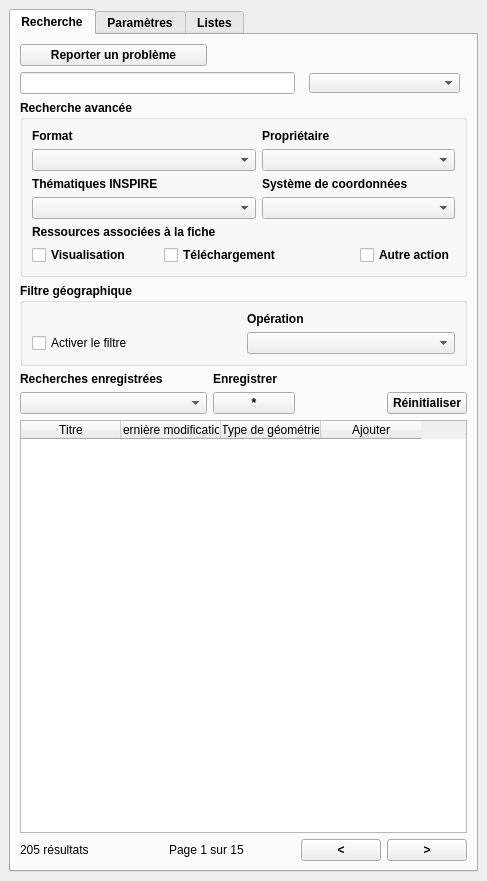
Old version of the form isogeo_dockwidget_base.ui in the repository isogeo/isogeo-plugin-qgis.
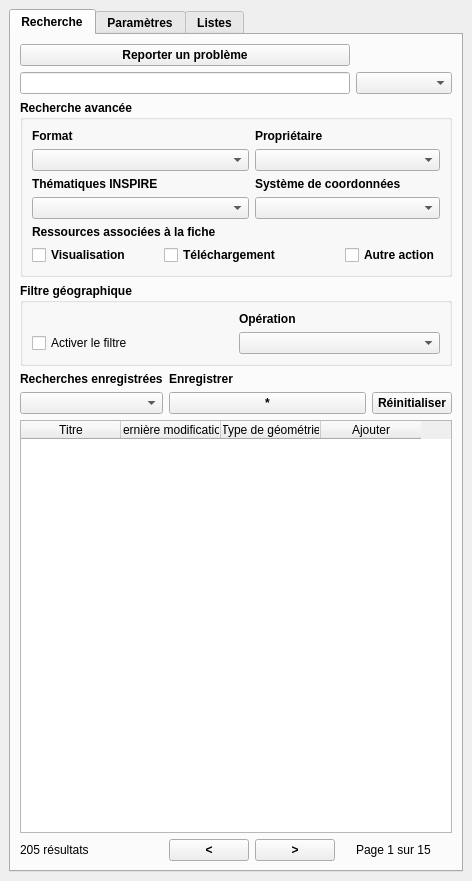
New version of the form. Custom widgets are drawn as their Qt base class.

Commit message: The geographical filter now works, and allows to choose different operators. Fix #9

Diff of the .ui file:
```diff
--- a/isogeo_dockwidget_base.ui
+++ b/isogeo_dockwidget_base.ui
@@ -6,7 +6,7 @@
    <rect>
     <x>0</x>
     <y>0</y>
-    <width>487</width>
+    <width>460</width>
     <height>881</height>
    </rect>
   </property>
@@ -15,7 +15,7 @@
   </property>
   <widget class="QWidget" name="dockWidgetContents">
    <layout class="QGridLayout" name="gridLayout">
-    <item row="0" column="1">
+    <item row="0" column="0">
      <widget class="QTabWidget" name="tabWidget">
       <property name="font">
        <font>
@@ -31,8 +31,8 @@
         <string>Recherche</string>
        </attribute>
        <layout class="QGridLayout" name="gridLayout_4">
-        <item row="3" column="0" colspan="6">
-         <widget class="QgsCollapsibleGroupBox" name="mGroupBox_2">
+        <item row="3" column="0" colspan="7">
+         <widget class="QgsCollapsibleGroupBox" name="geofilter_box">
           <property name="font">
            <font>
             <weight>75</weight>
@@ -78,7 +78,7 @@
           </layout>
          </widget>
         </item>
-        <item row="2" column="0" colspan="6">
+        <item row="2" column="0" colspan="7">
          <widget class="QgsCollapsibleGroupBox" name="filters_box">
           <property name="font">
            <font>
@@ -278,57 +278,34 @@
           </layout>
          </widget>
         </item>
-        <item row="0" column="0" colspan="2">
-         <widget class="QPushButton" name="report">
+        <item row="4" column="2" colspan="3">
+         <widget class="QLabel" name="label_9">
+          <property name="font">
+           <font>
+            <weight>75</weight>
+            <bold>true</bold>
+           </font>
+          </property>
           <property name="text">
-           <string>Reporter un problème</string>
+           <string>Enregistrer</string>
           </property>
          </widget>
         </item>
-        <item row="5" column="2" colspan="2">
+        <item row="5" column="2" colspan="4">
          <widget class="QPushButton" name="save_favorite">
           <property name="text">
            <string>*</string>
           </property>
          </widget>
         </item>
-        <item row="5" column="0" colspan="2">
-         <widget class="QComboBox" name="favorite_combo"/>
-        </item>
-        <item row="5" column="5">
+        <item row="5" column="6">
          <widget class="QPushButton" name="initialize">
           <property name="text">
            <string>Réinitialiser</string>
           </property>
          </widget>
         </item>
-        <item row="4" column="0">
-         <widget class="QLabel" name="label">
-          <property name="font">
-           <font>
-            <weight>75</weight>
-            <bold>true</bold>
-           </font>
-          </property>
-          <property name="text">
-           <string>Recherches enregistrées</string>
-          </property>
-         </widget>
-        </item>
-        <item row="4" column="2" colspan="2">
-         <widget class="QLabel" name="label_9">
-          <property name="font">
-           <font>
-            <weight>75</weight>
-            <bold>true</bold>
-           </font>
-          </property>
-          <property name="text">
-           <string>Enregistrer</string>
-          </property>
-         </widget>
-        </item>
-        <item row="6" column="0" colspan="6">
+        <item row="6" column="0" colspan="7">
          <widget class="QTableWidget" name="resultats">
           <property name="editTriggers">
            <set>QAbstractItemView::NoEditTriggers</set>
@@ -371,7 +348,43 @@
           </property>
          </widget>
         </item>
-        <item row="7" column="1" colspan="2">
+        <item row="0" column="0" colspan="5">
+         <widget class="QPushButton" name="report">
+          <property name="text">
+           <string>Reporter un problème</string>
+          </property>
+         </widget>
+        </item>
+        <item row="4" column="0" colspan="2">
+         <widget class="QLabel" name="label">
+          <property name="font">
+           <font>
+            <weight>75</weight>
+            <bold>true</bold>
+           </font>
+          </property>
+          <property name="text">
+           <string>Recherches enregistrées</string>
+          </property>
+         </widget>
+        </item>
+        <item row="1" column="5" colspan="2">
+         <widget class="QComboBox" name="keywords"/>
+        </item>
+        <item row="1" column="0" colspan="5">
+         <widget class="QLineEdit" name="text_input">
+          <property name="inputMask">
+           <string/>
+          </property>
+          <property name="text">
+           <string/>
+          </property>
+         </widget>
+        </item>
+        <item row="5" column="0" colspan="2">
+         <widget class="QComboBox" name="favorite_combo"/>
+        </item>
+        <item row="7" column="5" colspan="2">
          <widget class="QLabel" name="paging">
           <property name="font">
            <font>
@@ -384,48 +397,21 @@
           </property>
          </widget>
         </item>
-        <item row="7" column="4">
-         <widget class="QPushButton" name="previous">
-          <property name="text">
-           <string>&lt;</string>
-          </property>
-         </widget>
-        </item>
-        <item row="7" column="5">
+        <item row="7" column="3">
          <widget class="QPushButton" name="next">
           <property name="text">
            <string>&gt;</string>
           </property>
          </widget>
         </item>
-        <item row="1" column="0" colspan="4">
-         <widget class="QLineEdit" name="text_input">
-          <property name="inputMask">
-           <string/>
-          </property>
+        <item row="7" column="2">
+         <widget class="QPushButton" name="previous">
           <property name="text">
-           <string/>
+           <string>&lt;</string>
           </property>
          </widget>
         </item>
-        <item row="1" column="4" colspan="2">
-         <widget class="QWidget" name="widget" native="true">
-          <zorder>keywords</zorder>
-          <zorder>keywords</zorder>
-          <zorder>keywords</zorder>
-         </widget>
-        </item>
        </layout>
-       <widget class="QComboBox" name="keywords">
-        <property name="geometry">
-         <rect>
-          <x>298</x>
-          <y>38</y>
-          <width>151</width>
-          <height>20</height>
-         </rect>
-        </property>
-       </widget>
       </widget>
       <widget class="QWidget" name="tab_2">
        <attribute name="title">
```
The commit also changes 2 other files.
